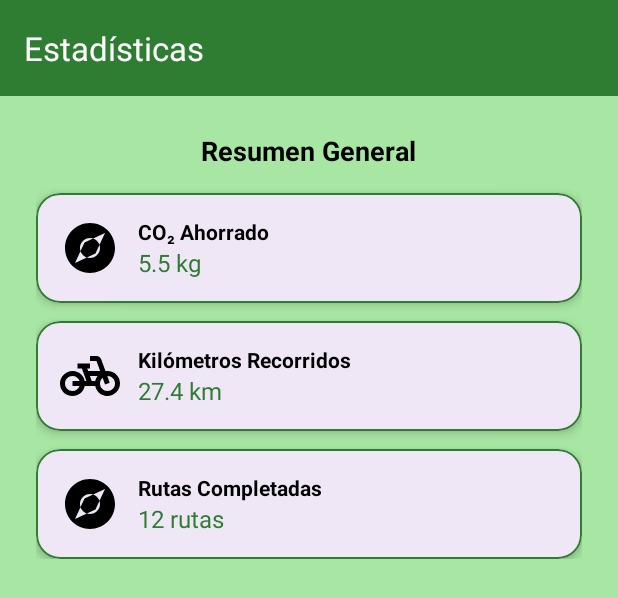
After one commit to MyVictorex/EcoRutasApp, an Android app: the layout acitivity_estadisticas.xml on its own in the app's theme, with its tools: preview values and no code run, on a phone screen of 412 x 824 dp. The commit adds this screen. Shown: the top 598 px of the screen. Run offline under Robolectric (Android 15) with nearby library versions, the phone set to English and light mode, and no system bars.

Commit message:
feat(mobile): se agregaron vistas de Alquiler, Ruta, Perfil, Logros y Estadísticas

```diff
--- /dev/null
+++ b/Mobile/app/src/main/res/layout/acitivity_estadisticas.xml
@@ -0,0 +1,183 @@
+<?xml version="1.0" encoding="utf-8"?>
+<androidx.constraintlayout.widget.ConstraintLayout xmlns:android="http://schemas.android.com/apk/res/android"
+    xmlns:app="http://schemas.android.com/apk/res-auto"
+    xmlns:tools="http://schemas.android.com/tools"
+    android:layout_width="match_parent"
+    android:layout_height="match_parent"
+    android:background="#A8E6A3"
+    tools:context=".ui.EstadisticasActivity">
+
+    <!-- Toolbar -->
+    <androidx.appcompat.widget.Toolbar
+        android:id="@+id/toolbarEstadisticas"
+        android:layout_width="0dp"
+        android:layout_height="wrap_content"
+        android:background="#2E7D32"
+        app:title="@string/estadisticas"
+        app:titleTextColor="@android:color/white"
+        app:layout_constraintTop_toTopOf="parent"
+        app:layout_constraintStart_toStartOf="parent"
+        app:layout_constraintEnd_toEndOf="parent" />
+
+    <!-- Contenedor de estadísticas -->
+    <LinearLayout
+        android:layout_width="0dp"
+        android:layout_height="wrap_content"
+        android:orientation="vertical"
+        android:gravity="center_horizontal"
+        android:padding="24dp"
+        app:layout_constraintTop_toBottomOf="@id/toolbarEstadisticas"
+        app:layout_constraintStart_toStartOf="parent"
+        app:layout_constraintEnd_toEndOf="parent">
+
+        <!-- Título -->
+        <TextView
+            android:layout_width="wrap_content"
+            android:layout_height="wrap_content"
+            android:text="@string/resumen_general"
+            android:textStyle="bold"
+            android:textSize="18sp"
+            android:textColor="@android:color/black"
+            android:layout_marginBottom="16dp" />
+
+        <!-- Tarjeta CO2 -->
+        <com.google.android.material.card.MaterialCardView
+            android:layout_width="match_parent"
+            android:layout_height="wrap_content"
+            android:layout_marginBottom="12dp"
+            app:cardCornerRadius="16dp"
+            app:cardElevation="4dp"
+            app:strokeColor="#2E7D32"
+            app:strokeWidth="1dp">
+
+            <LinearLayout
+                android:layout_width="match_parent"
+                android:layout_height="wrap_content"
+                android:orientation="horizontal"
+                android:gravity="center_vertical"
+                android:padding="16dp">
+
+                <ImageView
+                    android:layout_width="40dp"
+                    android:layout_height="40dp"
+                    android:src="@drawable/ic_compass"
+                    android:contentDescription="@string/icono_co2" />
+
+                <LinearLayout
+                    android:layout_width="match_parent"
+                    android:layout_height="wrap_content"
+                    android:orientation="vertical"
+                    android:paddingStart="12dp">
+
+                    <TextView
+                        android:layout_width="wrap_content"
+                        android:layout_height="wrap_content"
+                        android:text="@string/co2_ahorrado"
+                        android:textStyle="bold"
+                        android:textColor="@android:color/black" />
+
+                    <TextView
+                        android:id="@+id/tvCo2Ahorrado"
+                        android:layout_width="wrap_content"
+                        android:layout_height="wrap_content"
+                        android:text="5.5 kg"
+                        android:textSize="16sp"
+                        android:textColor="#2E7D32" />
+                </LinearLayout>
+            </LinearLayout>
+        </com.google.android.material.card.MaterialCardView>
+
+        <!-- Tarjeta kilómetros -->
+        <com.google.android.material.card.MaterialCardView
+            android:layout_width="match_parent"
+            android:layout_height="wrap_content"
+            android:layout_marginBottom="12dp"
+            app:cardCornerRadius="16dp"
+            app:cardElevation="4dp"
+            app:strokeColor="#2E7D32"
+            app:strokeWidth="1dp">
+
+            <LinearLayout
+                android:layout_width="match_parent"
+                android:layout_height="wrap_content"
+                android:orientation="horizontal"
+                android:gravity="center_vertical"
+                android:padding="16dp">
+
+                <ImageView
+                    android:layout_width="40dp"
+                    android:layout_height="40dp"
+                    android:src="@drawable/ic_bike"
+                    android:contentDescription="@string/icono_km" />
+
+                <LinearLayout
+                    android:layout_width="match_parent"
+                    android:layout_height="wrap_content"
+                    android:orientation="vertical"
+                    android:paddingStart="12dp">
+
+                    <TextView
+                        android:layout_width="wrap_content"
+                        android:layout_height="wrap_content"
+                        android:text="@string/km_recorridos"
+                        android:textStyle="bold"
+                        android:textColor="@android:color/black" />
+
+                    <TextView
+                        android:id="@+id/tvKmRecorridos"
+                        android:layout_width="wrap_content"
+                        android:layout_height="wrap_content"
+                        android:text="27.4 km"
+                        android:textSize="16sp"
+                        android:textColor="#2E7D32" />
+                </LinearLayout>
+            </LinearLayout>
+        </com.google.android.material.card.MaterialCardView>
+
+        <!-- Tarjeta rutas completadas -->
+        <com.google.android.material.card.MaterialCardView
+            android:layout_width="match_parent"
+            android:layout_height="wrap_content"
+            app:cardCornerRadius="16dp"
+            app:cardElevation="4dp"
+            app:strokeColor="#2E7D32"
+            app:strokeWidth="1dp">
+
+            <LinearLayout
+                android:layout_width="match_parent"
+                android:layout_height="wrap_content"
+                android:orientation="horizontal"
+                android:gravity="center_vertical"
+                android:padding="16dp">
+
+                <ImageView
+                    android:layout_width="40dp"
+                    android:layout_height="40dp"
+                    android:src="@drawable/ic_compass"
+                    android:contentDescription="@string/icono_rutas" />
+
+                <LinearLayout
+                    android:layout_width="match_parent"
+                    android:layout_height="wrap_content"
+                    android:orientation="vertical"
+                    android:paddingStart="12dp">
+
+                    <TextView
+                        android:layout_width="wrap_content"
+                        android:layout_height="wrap_content"
+                        android:text="@string/rutas_completadas"
+                        android:textStyle="bold"
+                        android:textColor="@android:color/black" />
+
+                    <TextView
+                        android:id="@+id/tvRutasCompletadas"
+                        android:layout_width="wrap_content"
+                        android:layout_height="wrap_content"
+                        android:text="12 rutas"
+                        android:textSize="16sp"
+                        android:textColor="#2E7D32" />
+                </LinearLayout>
+            </LinearLayout>
+        </com.google.android.material.card.MaterialCardView>
+    </LinearLayout>
+</androidx.constraintlayout.widget.ConstraintLayout>
--- a/Mobile/app/src/main/res/values/strings.xml
+++ b/Mobile/app/src/main/res/values/strings.xml
@@ -32,5 +32,29 @@
     <string name="msg_user_registered">Usuario registrado</string>
     <string name="msg_password_mismatch">Las contraseñas no coinciden</string>
 
+    <!-- Alquiler -->
+    <string name="mis_alquileres">Mis Alquileres</string>
+    <string name="nuevo_alquiler">Nuevo Alquiler</string>
+
+    <string name="rutas_disponibles">Rutas Disponibles</string>
+    <string name="nueva_ruta">Nueva Ruta</string>
+    <string name="ruta_icono">Ícono de ruta</string>
+
+    <string name="perfil_usuario">Perfil del Usuario</string>
+    <string name="editar_perfil">Editar Perfil</string>
+    <string name="cerrar_sesion">Cerrar Sesión</string>
+
+    <string name="mis_logros">Mis Logros</string>
+    <string name="icono_logro">Ícono de logro</string>
+
+    <string name="estadisticas">Estadísticas</string>
+    <string name="resumen_general">Resumen General</string>
+    <string name="co2_ahorrado">CO₂ Ahorrado</string>
+    <string name="km_recorridos">Kilómetros Recorridos</string>
+    <string name="rutas_completadas">Rutas Completadas</string>
+    <string name="icono_co2">Ícono de CO₂</string>
+    <string name="icono_km">Ícono de kilómetros</string>
+    <string name="icono_rutas">Ícono de rutas</string>
+
 
 </resources>
```
Also changed, not shown: Mobile/app/src/main/java/com/cibertec/proyectoecorutasapp/ui/AlquilerActivity.kt (added, +12 -0 lines), Mobile/app/src/main/java/com/cibertec/proyectoecorutasapp/ui/EstadisticasActivity.kt (added, +12 -0 lines), Mobile/app/src/main/java/com/cibertec/proyectoecorutasapp/ui/LogrosActivity.kt (added, +12 -0 lines), Mobile/app/src/main/java/com/cibertec/proyectoecorutasapp/ui/PerfilActivity.kt (added, +12 -0 lines), Mobile/app/src/main/java/com/cibertec/proyectoecorutasapp/ui/RutaActivity.kt (added, +12 -0 lines), Mobile/app/src/main/res/layout/acitivity_logros.xml (added, +33 -0 lines), Mobile/app/src/main/res/layout/acitivity_perfil.xml (added, +92 -0 lines), Mobile/app/src/main/res/layout/acitivity_ruta.xml (added, +46 -0 lines), Mobile/app/src/main/res/layout/activity_alquiler.xml (added, +53 -0 lines), Mobile/app/src/main/res/layout/item_alquiler.xml (added, +63 -0 lines), Mobile/app/src/main/res/layout/item_logro.xml (added, +61 -0 lines), Mobile/app/src/main/res/layout/item_ruta.xml (added, +68 -0 lines).
